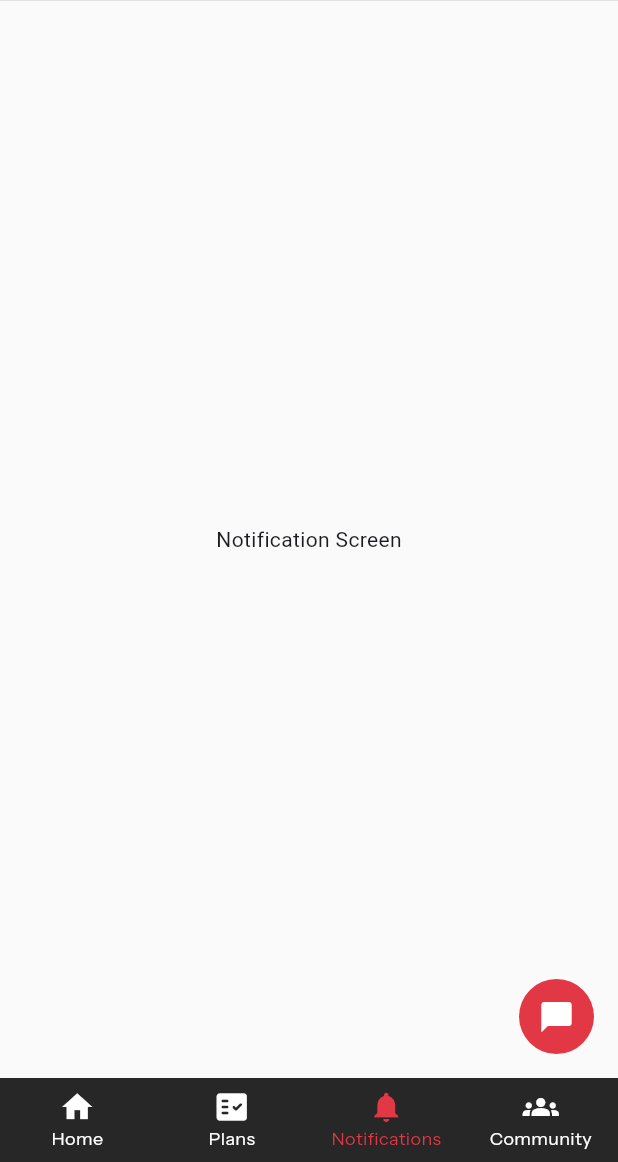
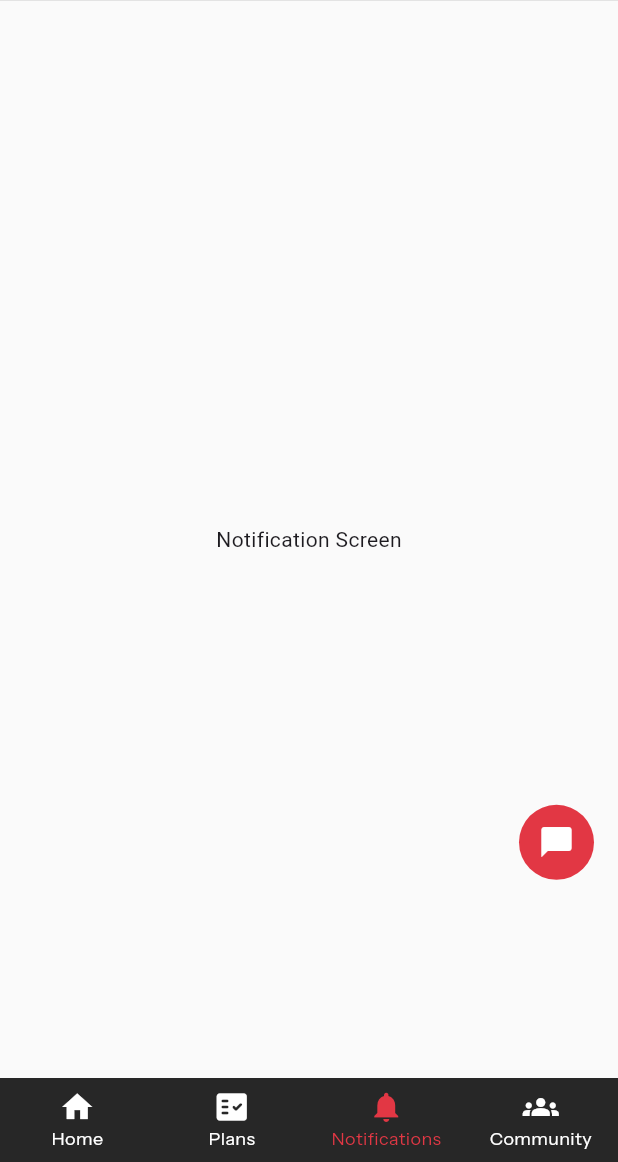
Before and after one commit to Prabhat7930/homy-app, a Flutter app: the NavBarHost screen opened directly with empty values, item 3 of the bottom bar chosen, on a phone screen of 412 x 824 dp, the part 74-1236 px from its top. Run offline on Flutter 3.47's test engine with Material 3 defaults, Android fonts, the phone set to English and light mode, and no system bars; our stand-ins replace carousel_slider, country_picker, dropdown_button2, email_validator, google_fonts, page_transition and 4 more; missing offline and left inert: horizontal_week_calendar, radio_group_v2; accounts and stored records are empty.

```diff
--- a/lib/screens/plans/plan_detail_screen.dart
+++ b/lib/screens/plans/plan_detail_screen.dart
@@ -35,7 +35,7 @@ class PlanDetailsScreen extends StatelessWidget {
             {
               'title': 'Evening Visit',
               'subtitle': '(3pm - 8pm)',
-              'price': '₹6,000'
+              'price': '₹7,000'
             },
           ],
         };
@@ -55,12 +55,12 @@ class PlanDetailsScreen extends StatelessWidget {
             {
               'title': 'Morning Visit',
               'subtitle': '(8am - 1pm)',
-              'price': '₹21,000'
+              'price': '₹12,000'
             },
             {
               'title': 'Evening Visit',
               'subtitle': '(3pm - 8pm)',
-              'price': '₹18,000'
+              'price': '₹10,000'
             },
           ],
         };
--- a/lib/utils/floating_action_component.dart
+++ b/lib/utils/floating_action_component.dart
@@ -2,7 +2,9 @@ import 'package:flutter/material.dart';
 import 'package:homy/core/theme/color_theme.dart';
 
 Widget screenFloatingButton() {
-  return InkWell(
+  return Align(
+    alignment: const Alignment(1, 0.7),
+    child: InkWell(
       onTap: () {},
       splashColor: Colors.transparent,
       highlightColor: Colors.transparent,
@@ -17,5 +19,6 @@ Widget screenFloatingButton() {
         child: const Icon(Icons.chat_bubble_rounded,
             color: Colors.white, size: 24.0),
       ),
+    ),
   );
 }
```
Also changed, not shown: lib/screens/meal-planner/meal_planner_screen.dart (+9 -4 lines), lib/screens/plans/plan_customization_screen.dart (+1 -9 lines). Lines whose indentation alone changed are shown as unchanged.
